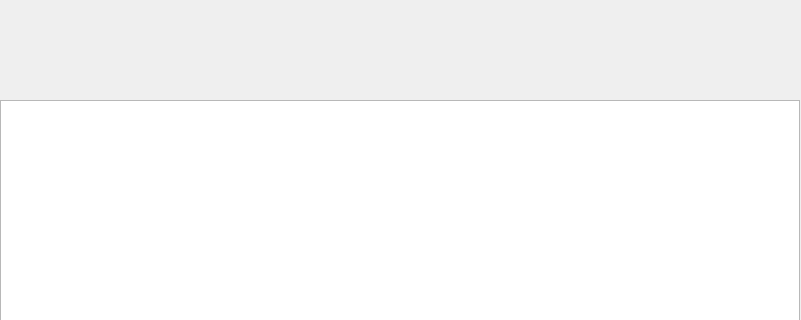
Above: mainwindow.ui from catkitchen721/2018-pd2-Project3 before the change; both pictures show x 100 to 901 and y 0 to 320 of the 1500 by 800 pixel window. Below: the same form after it.
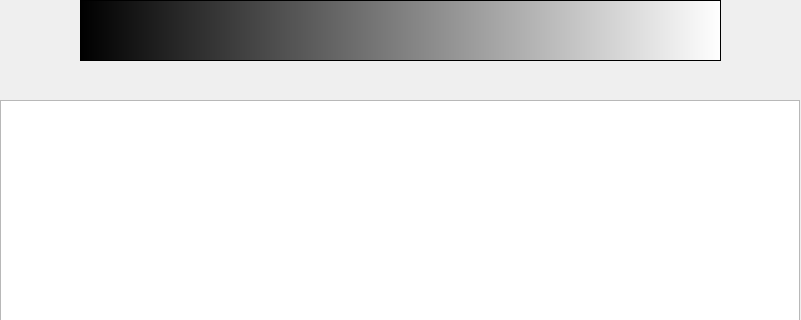
That is the form after the change.

What changed in the file:
```diff
--- a/mainwindow.ui
+++ b/mainwindow.ui
@@ -24,6 +24,28 @@
      </rect>
     </property>
    </widget>
+   <widget class="QTextBrowser" name="textBrowser">
+    <property name="geometry">
+     <rect>
+      <x>180</x>
+      <y>0</y>
+      <width>641</width>
+      <height>61</height>
+     </rect>
+    </property>
+    <property name="font">
+     <font>
+      <family>Serif</family>
+      <pointsize>20</pointsize>
+      <weight>75</weight>
+      <italic>true</italic>
+      <bold>true</bold>
+     </font>
+    </property>
+    <property name="styleSheet">
+     <string notr="true">background-color: qlineargradient(spread:pad, x1:0, y1:0, x2:1, y2:0, stop:0 rgba(0, 0, 0, 255), stop:1 rgba(255, 255, 255, 255));</string>
+    </property>
+   </widget>
   </widget>
   <widget class="QMenuBar" name="menuBar">
    <property name="geometry">
```
